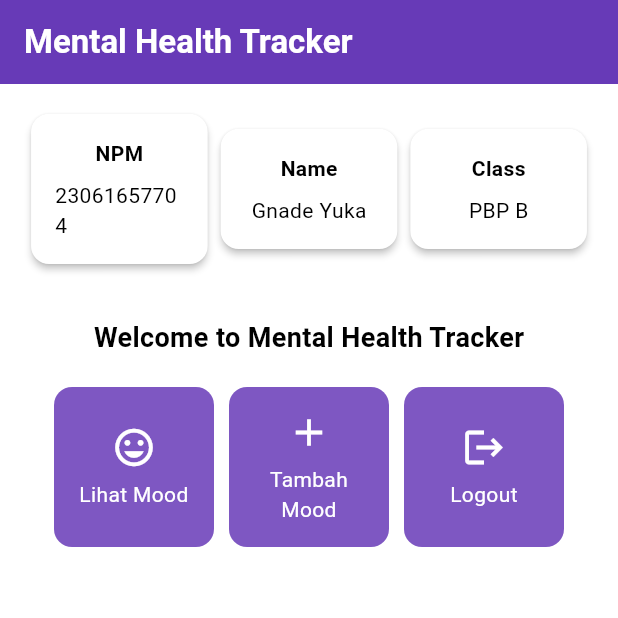
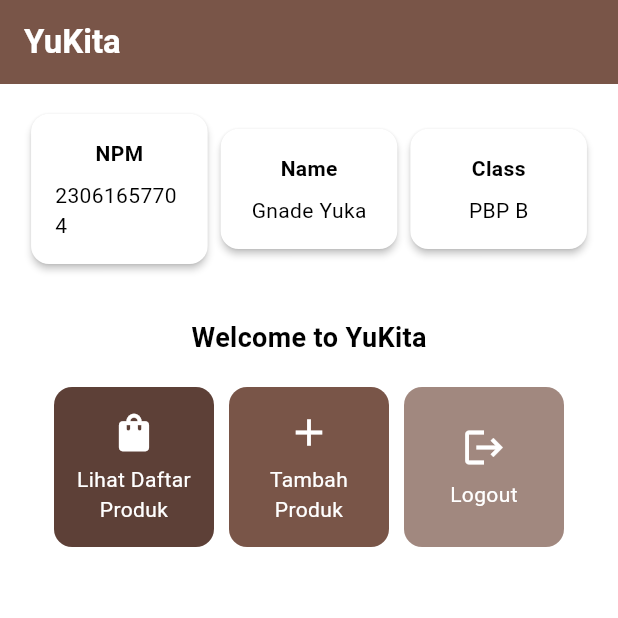
Before and after one commit to yukaagnd/yukita-mobile, a Flutter app: the screen it shows after launch, on a phone screen of 412 x 824 dp, the top half of it. Run offline on Flutter 3.47's test engine with Material 3 defaults, Android fonts, the phone set to English and light mode, and no system bars.

Commit message:
done tutorial

```diff
--- a/lib/main.dart
+++ b/lib/main.dart
@@ -30,8 +30,8 @@ class MyApp extends StatelessWidget {
         // This works for code too, not just values: Most code changes can be
         // tested with just a hot reload.
         colorScheme: ColorScheme.fromSwatch(
-              primarySwatch: Colors.deepPurple,
-        ).copyWith(secondary: Colors.deepPurple[400]),
+              primarySwatch: Colors.brown,
+        ).copyWith(secondary: Colors.amber[200]),
       ),
       home: MyHomePage(),
     );
--- a/lib/menu.dart
+++ b/lib/menu.dart
@@ -6,10 +6,10 @@ class MyHomePage extends StatelessWidget {
     final String name = 'Gnade Yuka'; // Nama
     final String className = 'PBP B'; // Kelas
     final List<ItemHomepage> items = [
-         ItemHomepage("Lihat Mood", Icons.mood),
-         ItemHomepage("Tambah Mood", Icons.add),
-         ItemHomepage("Logout", Icons.logout),
-     ];
+      ItemHomepage("Lihat Daftar Produk", Icons.shopping_bag, Colors.brown[700]!), // Dark brown
+      ItemHomepage("Tambah Produk", Icons.add, Colors.brown[500]!),                 // Medium brown
+      ItemHomepage("Logout", Icons.logout, Colors.brown[300]!),                     // Light cream
+    ];
 
   @override
   Widget build(BuildContext context) {
@@ -19,7 +19,7 @@ class MyHomePage extends StatelessWidget {
       appBar: AppBar(
         // Judul aplikasi "Mental Health Tracker" dengan teks putih dan tebal.
         title: const Text(
-          'Mental Health Tracker',
+          'YuKita',
           style: TextStyle(
             color: Colors.white,
             fontWeight: FontWeight.bold,
@@ -58,7 +58,7 @@ class MyHomePage extends StatelessWidget {
                   const Padding(
                     padding: EdgeInsets.only(top: 16.0),
                     child: Text(
-                      'Welcome to Mental Health Tracker',
+                      'Welcome to YuKita',
                       style: TextStyle(
                         fontWeight: FontWeight.bold,
                         fontSize: 18.0,
@@ -127,8 +127,9 @@ class InfoCard extends StatelessWidget {
 class ItemHomepage {
      final String name;
      final IconData icon;
+     final Color color;
 
-     ItemHomepage(this.name, this.icon);
+     ItemHomepage(this.name, this.icon, this.color);
 }
 
 class ItemCard extends StatelessWidget {
@@ -142,7 +143,7 @@ class ItemCard extends StatelessWidget {
   Widget build(BuildContext context) {
     return Material(
       // Menentukan warna latar belakang dari tema aplikasi.
-      color: Theme.of(context).colorScheme.secondary,
+      color: item.color,
       // Membuat sudut kartu melengkung.
       borderRadius: BorderRadius.circular(12),
 
```
Also changed, not shown: 1 other file.
